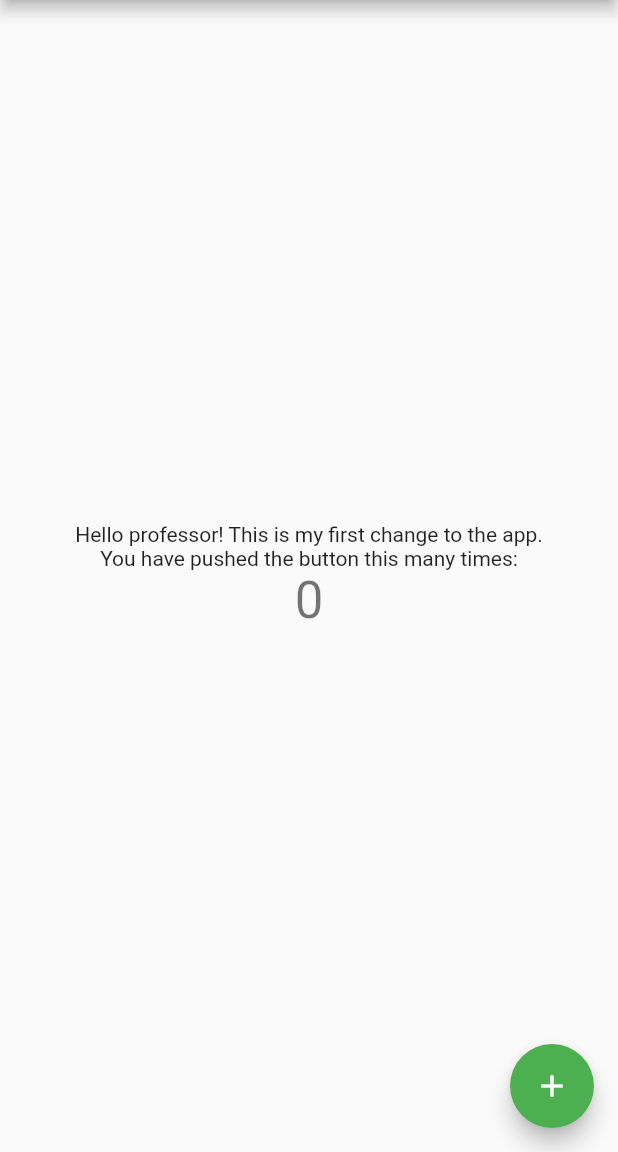
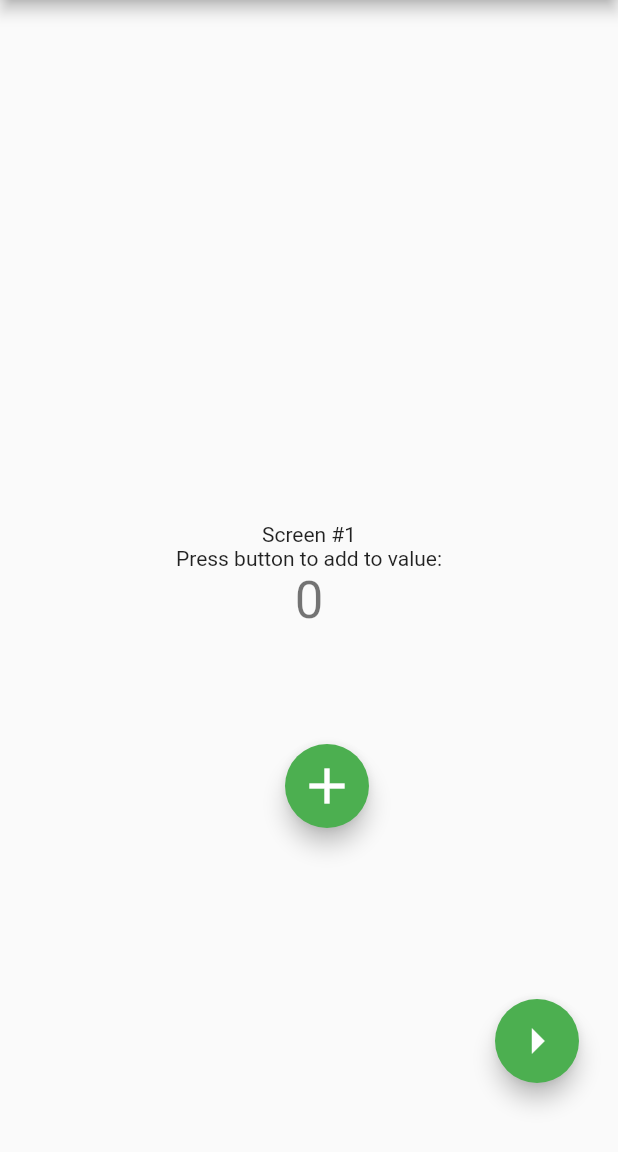
Before and after one commit to jecervantes/bio_tree_app, a Flutter app: the screen it shows after launch, on a phone screen of 412 x 824 dp, the part 84-1236 px from its top. Run offline on Flutter 3.47's test engine with Material 2 defaults, Android fonts, the phone set to English and light mode, and no system bars.

Commit message:
Created two new pages, as well as buttons to navigate through said pages. Also created a button below the text to add and subtract, but the values are recreated everytime the page is initialized. Need to change that next.

```diff
--- a/lib/main.dart
+++ b/lib/main.dart
@@ -1,3 +1,5 @@
+import 'package:bio_tree_app/next_page.dart';
+import 'package:bio_tree_app/third_page.dart';
 import 'package:flutter/material.dart';
 
 void main() {
@@ -56,6 +58,7 @@ class _MyHomePageState extends State<MyHomePage> {
       // _counter without calling setState(), then the build method would not be
       // called again, and so nothing would appear to happen.
       _counter++;
+      print("The counter has been increased to " + _counter.toString());
     });
   }
 
@@ -94,10 +97,10 @@ class _MyHomePageState extends State<MyHomePage> {
           mainAxisAlignment: MainAxisAlignment.center,
           children: <Widget>[
             Text(
-              "Hello professor! This is my first change to the app.",
+              "Screen #1",
             ),
             Text(
-              'You have pushed the button this many times:',
+              'Press button to add to value:',
             ),
             Text(
               '$_counter',
@@ -106,11 +109,39 @@ class _MyHomePageState extends State<MyHomePage> {
           ],
         ),
       ),
-      floatingActionButton: FloatingActionButton(
-        onPressed: _incrementCounter,
-        tooltip: 'Increment',
-        child: Icon(Icons.add),
-      ), // This trailing comma makes auto-formatting nicer for build methods.
+      floatingActionButton: Stack(
+        children: [
+          Positioned(
+            right:10,
+            bottom: 30,
+            child: FloatingActionButton(
+              heroTag: 'next page',
+              onPressed: () {
+                  Navigator.push(
+                  context,
+                  MaterialPageRoute(builder: (context) => SecondPage(title: 'Second page',)),
+                );
+                  },
+              child: Icon(
+                Icons.arrow_right,
+                size: 40,
+              ),
+            ),
+          ),
+          Positioned(
+              right: 150,
+              bottom: 200,
+              child: FloatingActionButton(
+                heroTag: 'add increment',
+                onPressed: _incrementCounter,
+                child: Icon(
+                  Icons.add,
+                  size: 40,
+                ),
+              )
+          )
+        ],
+      ),
     );
   }
 }
```
Also changed, not shown: lib/next_page.dart (added, +81 -0 lines), lib/third_page.dart (added, +52 -0 lines).
